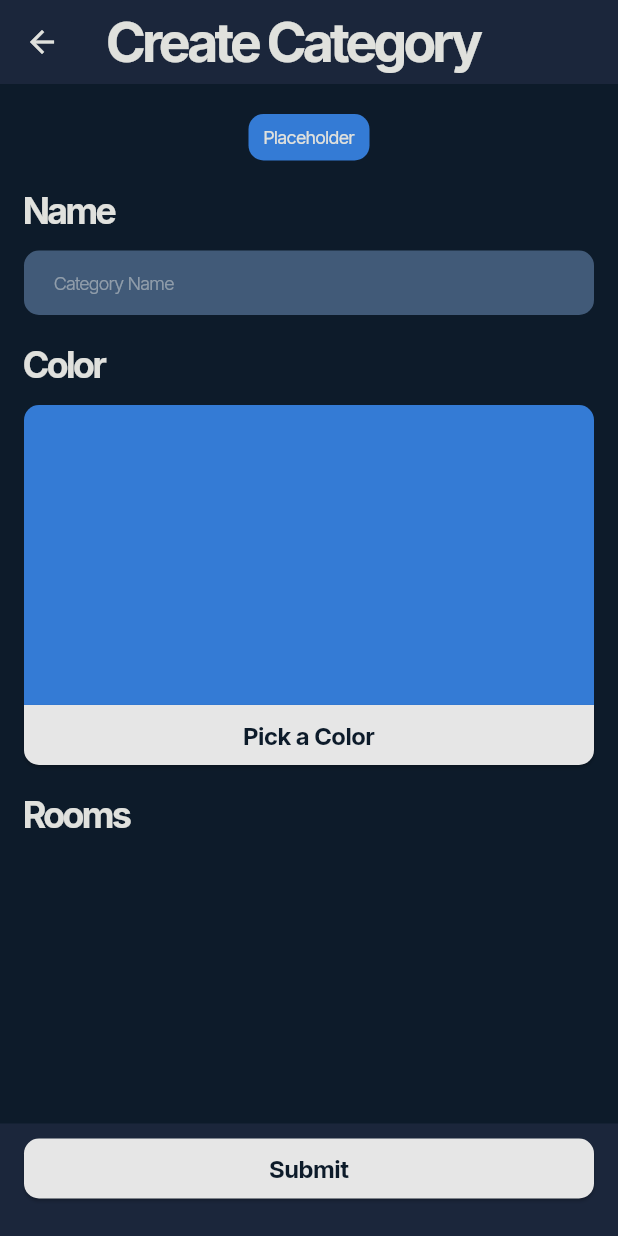
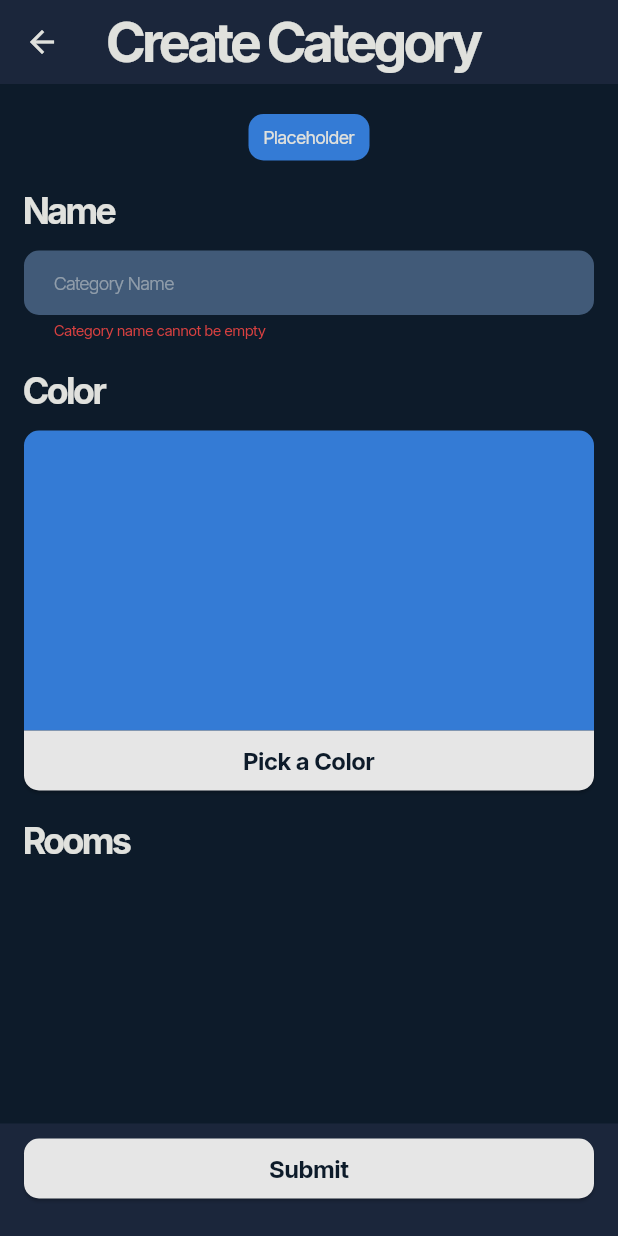
Before and after one commit to letha11/CategorEase, a Flutter app: the CreateCategory screen opened directly with empty values, after a tap on "Submit", on a phone screen of 412 x 824 dp. Run offline on Flutter 3.47's test engine with Material 3 defaults, Android fonts, the phone set to English and light mode, and no system bars; our stand-ins replace bloc, dio, equatable, flutter_bloc, flutter_colorpicker, flutter_keyboard_visibility and 7 more; accounts and stored records are empty.

Commit message:
feat(create category): validation

```diff
--- a/lib/feature/category/bloc/create_category_bloc.dart
+++ b/lib/feature/category/bloc/create_category_bloc.dart
@@ -21,6 +21,16 @@ class CreateCategoryBloc
       CreateCategoryCreate event, Emitter<CreateCategoryBlocState> emit) async {
     emit(CreateCategoryLoading());
 
+    if (event.roomIds.isEmpty) {
+      emit(
+        CreateCategoryFailed(
+          const Failure(message: 'Rooms must be selected at least 1'),
+          roomEmpty: true,
+        ),
+      );
+      return;
+    }
+
     final response = await _categoryRepository.create(
       name: event.name,
       roomIds: event.roomIds,
--- a/lib/feature/category/bloc/create_category_state.dart
+++ b/lib/feature/category/bloc/create_category_state.dart
@@ -14,6 +14,10 @@ class CreateCategorySuccess extends CreateCategoryBlocState {}
 
 class CreateCategoryFailed extends CreateCategoryBlocState {
   final Failure failure;
+  final bool roomEmpty;
 
-  CreateCategoryFailed(this.failure);
+  CreateCategoryFailed(this.failure, {this.roomEmpty = false});
+
+  @override
+  List<Object?> get props => [failure, roomEmpty];
 }
--- a/lib/feature/category/create_category.dart
+++ b/lib/feature/category/create_category.dart
@@ -82,6 +82,13 @@ class CreateCategory extends StatelessWidget {
                                       .read<CreateCategoryCubit>()
                                       .updatePreviewText(val);
                                 },
+                                validator: (val) {
+                                  if (val == null || val == '') {
+                                    return 'Category name cannot be empty';
+                                  }
+
+                                  return null;
+                                },
                                 decoration: const InputDecoration(
                                   hintText: 'Category Name',
                                 ),
@@ -144,6 +151,23 @@ class CreateCategory extends StatelessWidget {
                         Text(
                           'Rooms',
                           style: AppTheme.textTheme.titleMedium,
+                        ),
+                        BlocBuilder<CreateCategoryBloc,
+                            CreateCategoryBlocState>(
+                          builder: (context, state) {
+                            if (state is! CreateCategoryFailed) {
+                              return const SizedBox.shrink();
+                            } else if (!state.roomEmpty) {
+                              return const SizedBox.shrink();
+                            }
+
+                            return Text(
+                              state.failure.message,
+                              style: AppTheme.textTheme.bodySmall?.copyWith(
+                                color: AppTheme.errorColor,
+                              ),
+                            );
+                          },
                         ),
                       ],
                     ),
@@ -255,7 +279,10 @@ class CreateCategory extends StatelessWidget {
                         child: ElevatedButton(
                           onPressed: state is CreateCategoryLoading
                               ? null
-                              : () => context.read<CreateCategoryBloc>().add(
+                              : () {
+                                  if (!formKey.currentState!.validate()) return;
+
+                                  context.read<CreateCategoryBloc>().add(
                                         CreateCategoryCreate(
                                           name: nameController.text,
                                           roomIds: context
@@ -268,7 +295,8 @@ class CreateCategory extends StatelessWidget {
                                               .pickedColor
                                               .toHex,
                                         ),
-                                  ),
+                                      );
+                                },
                           child: Text(
                             'Submit',
                             style: AppTheme.textTheme.labelMedium,
--- a/lib/feature/home/home_page.dart
+++ b/lib/feature/home/home_page.dart
@@ -4,7 +4,6 @@ import 'package:categorease/feature/chat/chat_room.dart';
 import 'package:categorease/feature/home/bloc/home_bloc.dart';
 import 'package:categorease/feature/home/widgets/category_chip.dart';
 import 'package:categorease/feature/home/widgets/room_tile.dart';
-import 'package:categorease/feature/room/create_room.dart';
 import 'package:categorease/feature/room/model/room.dart';
 import 'package:categorease/gen/assets.gen.dart';
 import 'package:categorease/utils/extension.dart';
```
Lines whose indentation alone changed are shown as unchanged.
